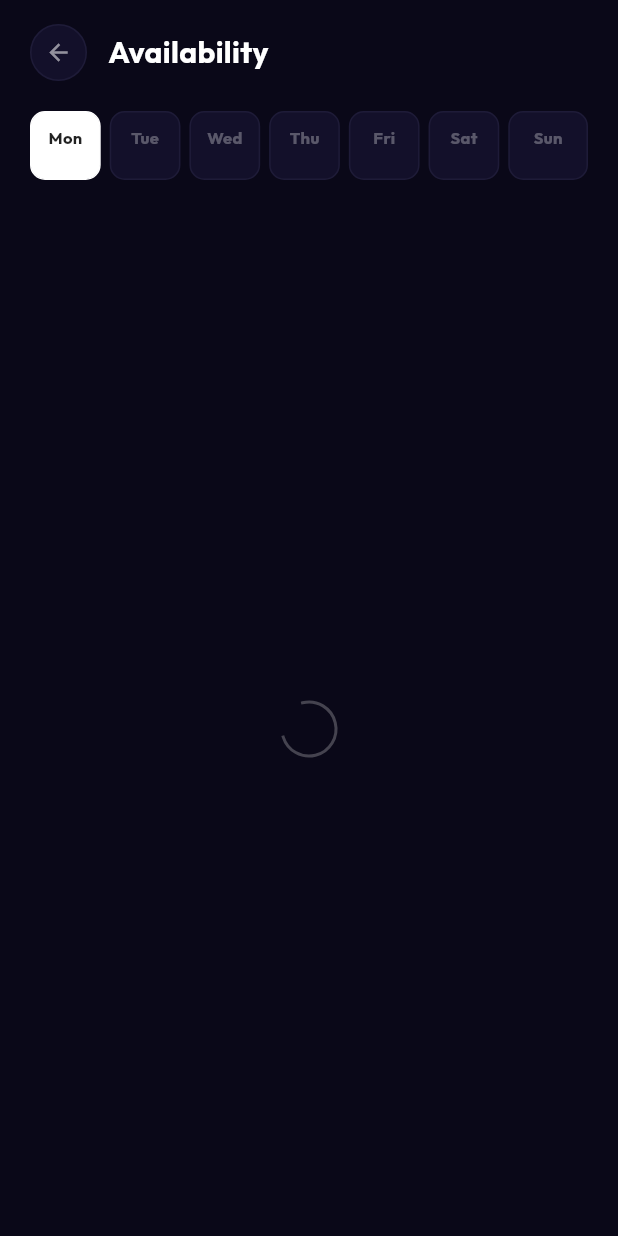
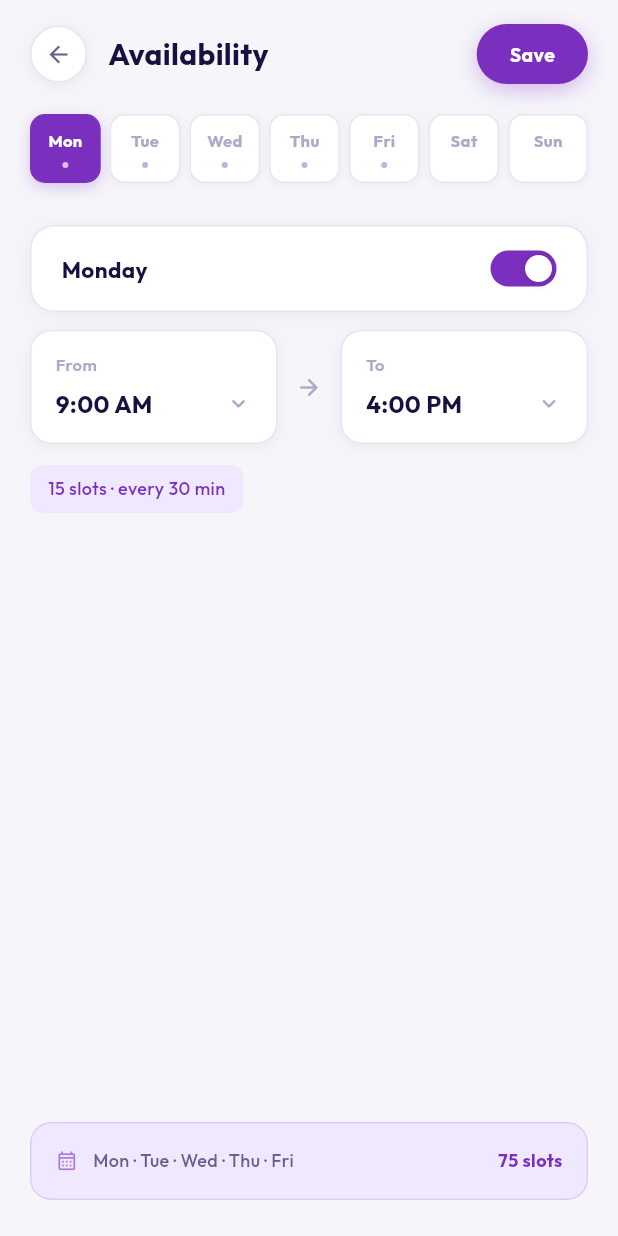
Before and after one commit to sobanqazi69/wakeell.com, a Flutter app: the LawyerAvailabilityScreen screen opened by its route, on a phone screen of 412 x 824 dp. Run offline on Flutter 3.47's test engine with Material 3 defaults, Android fonts, the phone set to English and light mode, and no system bars; our stand-ins replace dio, equatable, firebase_core, firebase_messaging, flutter_bloc, flutter_local_notifications and 8 more; missing offline and left inert: livekit_client; accounts and stored records are empty; network calls fail.

Commit message:
feat: implement lawyer availability loading logic and update chat UI color theme

```diff
--- a/frontend/lib/features/lawyer/presentation/screens/lawyer_availability_screen.dart
+++ b/frontend/lib/features/lawyer/presentation/screens/lawyer_availability_screen.dart
@@ -21,9 +21,15 @@ const _kSlots = [
   '21:00', '21:30', '22:00', '22:30', '23:00', '23:30',
 ];
 
-const _kBg      = Color(0xFF0A0818);
-const _kCard    = Color(0xFF13102A);
-const _kBorder  = Color(0xFF1E1B38);
+// Light theme palette
+const _kBg        = Color(0xFFF6F5FA);
+const _kCard      = Colors.white;
+const _kBorder    = Color(0xFFE8E4F3);
+const _kAccent    = Color(0xFF7B2FBE);
+const _kAccentBg  = Color(0xFFF0E8FF);
+const _kTextPri   = Color(0xFF1A1040);
+const _kTextSec   = Color(0xFF6B5E8C);
+const _kTextHint  = Color(0xFFB0A8C8);
 
 // ─── Day range model (local UI state) ────────────────────────────────────────
 
@@ -77,6 +83,12 @@ class _LawyerAvailabilityScreenState extends State<LawyerAvailabilityScreen> {
   int _day = 0;
   final _ranges = List<_DayRange>.filled(7, const _DayRange(), growable: false);
   bool _hydrated = false;
+
+  @override
+  void initState() {
+    super.initState();
+    context.read<LawyerAvailabilityCubit>().load();
+  }
 
   void _hydrate(Map<int, List<String>> schedule) {
     if (_hydrated) return;
@@ -173,15 +185,16 @@ class _LawyerAvailabilityScreenState extends State<LawyerAvailabilityScreen> {
                         color: _kCard,
                         shape: BoxShape.circle,
                         border: Border.all(color: _kBorder),
+                        boxShadow: [BoxShadow(color: Colors.black.withValues(alpha: 0.06), blurRadius: 8, offset: const Offset(0, 2))],
                       ),
-                      child: const Icon(Icons.arrow_back, color: Colors.white54, size: 18),
+                      child: Icon(Icons.arrow_back, color: _kTextSec, size: 18),
                     ),
                   ),
                   const SizedBox(width: 14),
                   Expanded(
                     child: Text('Availability',
                         style: GoogleFonts.outfit(
-                            fontSize: 20, fontWeight: FontWeight.w700, color: Colors.white)),
+                            fontSize: 20, fontWeight: FontWeight.w700, color: _kTextPri)),
                   ),
                   if (isLoaded)
                     GestureDetector(
@@ -191,15 +204,16 @@ class _LawyerAvailabilityScreenState extends State<LawyerAvailabilityScreen> {
                         duration: const Duration(milliseconds: 160),
                         padding: const EdgeInsets.symmetric(horizontal: 22, vertical: 10),
                         decoration: BoxDecoration(
-                          color: isSaving ? _kCard : Colors.white,
+                          color: isSaving ? _kBorder : _kAccent,
                           borderRadius: BorderRadius.circular(22),
+                          boxShadow: isSaving ? [] : [BoxShadow(color: _kAccent.withValues(alpha: 0.3), blurRadius: 12, offset: const Offset(0, 4))],
                         ),
                         child: isSaving
                             ? const SizedBox(width: 16, height: 16,
-                                child: CircularProgressIndicator(strokeWidth: 2, color: Colors.black38))
+                                child: CircularProgressIndicator(strokeWidth: 2, color: Colors.white54))
                             : Text('Save',
                                 style: GoogleFonts.outfit(
-                                    fontSize: 13, fontWeight: FontWeight.w700, color: Colors.black87)),
+                                    fontSize: 13, fontWeight: FontWeight.w700, color: Colors.white)),
                       ),
                     ),
                 ]),
@@ -220,23 +234,26 @@ class _LawyerAvailabilityScreenState extends State<LawyerAvailabilityScreen> {
                           margin: EdgeInsets.only(right: i < 6 ? 6 : 0),
                           padding: const EdgeInsets.symmetric(vertical: 9),
                           decoration: BoxDecoration(
-                            color: isOn ? Colors.white : _kCard,
+                            color: isOn ? _kAccent : _kCard,
                             borderRadius: BorderRadius.circular(10),
-                            border: Border.all(color: isOn ? Colors.white : _kBorder),
+                            border: Border.all(color: isOn ? _kAccent : _kBorder),
+                            boxShadow: isOn
+                                ? [BoxShadow(color: _kAccent.withValues(alpha: 0.25), blurRadius: 8, offset: const Offset(0, 3))]
+                                : [BoxShadow(color: Colors.black.withValues(alpha: 0.04), blurRadius: 4, offset: const Offset(0, 1))],
                           ),
                           child: Column(mainAxisSize: MainAxisSize.min, children: [
                             Text(_kDays[i],
                                 style: GoogleFonts.outfit(
                                     fontSize: 11,
                                     fontWeight: FontWeight.w700,
-                                    color: isOn ? Colors.black87 : Colors.white30)),
+                                    color: isOn ? Colors.white : _kTextHint)),
                             const SizedBox(height: 5),
                             Container(
                               width: 4, height: 4,
                               decoration: BoxDecoration(
                                 shape: BoxShape.circle,
                                 color: hasSlots
-                                    ? (isOn ? const Color(0xFF6B46C1) : Colors.white30)
+                                    ? (isOn ? Colors.white.withValues(alpha: 0.7) : _kAccent.withValues(alpha: 0.4))
                                     : Colors.transparent,
                               ),
                             ),
@@ -250,9 +267,9 @@ class _LawyerAvailabilityScreenState extends State<LawyerAvailabilityScreen> {
 
               // ── Loading ─────────────────────────────────────────────
               if (!isLoaded)
-                const Expanded(
+                Expanded(
                   child: Center(
-                    child: CircularProgressIndicator(color: Colors.white24, strokeWidth: 2),
+                    child: CircularProgressIndicator(color: _kAccent.withValues(alpha: 0.4), strokeWidth: 2),
                   ),
                 ),
 
@@ -270,11 +287,12 @@ class _LawyerAvailabilityScreenState extends State<LawyerAvailabilityScreen> {
                           color: _kCard,
                           borderRadius: BorderRadius.circular(16),
                           border: Border.all(color: _kBorder),
+                          boxShadow: [BoxShadow(color: Colors.black.withValues(alpha: 0.05), blurRadius: 10, offset: const Offset(0, 2))],
                         ),
                         child: Row(children: [
                           Text(_kFullDays[_day],
                               style: GoogleFonts.outfit(
-                                  fontSize: 15, fontWeight: FontWeight.w700, color: Colors.white)),
+                                  fontSize: 15, fontWeight: FontWeight.w700, color: _kTextPri)),
                           const Spacer(),
                           _MinimalSwitch(
                             value: r.enabled,
@@ -287,7 +305,7 @@ class _LawyerAvailabilityScreenState extends State<LawyerAvailabilityScreen> {
 
                       // From / To pickers
                       AnimatedOpacity(
-                        opacity: r.enabled ? 1.0 : 0.3,
+                        opacity: r.enabled ? 1.0 : 0.4,
                         duration: const Duration(milliseconds: 200),
                         child: IgnorePointer(
                           ignoring: !r.enabled,
@@ -298,9 +316,8 @@ class _LawyerAvailabilityScreenState extends State<LawyerAvailabilityScreen> {
                               onTap: () => _pickTime(true),
                             )),
                             const SizedBox(width: 12),
-                            // Arrow
                             Icon(Icons.arrow_forward_rounded,
-                                color: Colors.white.withValues(alpha: 0.16), size: 18),
+                                color: _kTextHint, size: 18),
                             const SizedBox(width: 12),
                             Expanded(child: _TimePill(
                               label: 'To',
@@ -310,14 +327,21 @@ class _LawyerAvailabilityScreenState extends State<LawyerAvailabilityScreen> {
                           ]),
                         ),
                       ),
-                      const SizedBox(height: 16),
+                      const SizedBox(height: 14),
 
                       // Slot count hint
                       if (r.enabled && r.slotCount > 0)
-                        Text(
-                          '${r.slotCount} slot${r.slotCount == 1 ? '' : 's'} · every 30 min',
-                          style: GoogleFonts.outfit(
-                              fontSize: 12, color: Colors.white24),
+                        Container(
+                          padding: const EdgeInsets.symmetric(horizontal: 12, vertical: 7),
+                          decoration: BoxDecoration(
+                            color: _kAccentBg,
+                            borderRadius: BorderRadius.circular(8),
+                          ),
+                          child: Text(
+                            '${r.slotCount} slot${r.slotCount == 1 ? '' : 's'} · every 30 min',
+                            style: GoogleFonts.outfit(
+                                fontSize: 12, fontWeight: FontWeight.w500, color: _kAccent),
+                          ),
                         ),
 
                       const Spacer(),
@@ -388,16 +412,16 @@ class _TimePickerSheetState extends State<_TimePickerSheet> {
         Container(
           width: 36, height: 4,
           decoration: BoxDecoration(
-            color: Colors.white12,
+            color: _kBorder,
             borderRadius: BorderRadius.circular(2),
           ),
         ),
         const SizedBox(height: 16),
         Text('Select Time',
             style: GoogleFonts.outfit(
-                fontSize: 15, fontWeight: FontWeight.w700, color: Colors.white)),
+                fontSize: 15, fontWeight: FontWeight.w700, color: _kTextPri)),
         const SizedBox(height: 12),
-        const Divider(color: _kBorder, height: 1),
+        Divider(color: _kBorder, height: 1),
 
         // Time list
         Expanded(
@@ -419,7 +443,7 @@ class _TimePickerSheetState extends State<_TimePickerSheet> {
                   duration: const Duration(milliseconds: 120),
                   margin: const EdgeInsets.fromLTRB(20, 3, 20, 3),
                   decoration: BoxDecoration(
-                    color: isOn ? Colors.white : Colors.transparent,
+                    color: isOn ? _kAccent : Colors.transparent,
                     borderRadius: BorderRadius.circular(12),
                   ),
                   child: Center(
@@ -428,7 +452,7 @@ class _TimePickerSheetState extends State<_TimePickerSheet> {
                       style: GoogleFonts.outfit(
                           fontSize: 15,
                           fontWeight: isOn ? FontWeight.w700 : FontWeight.w400,
-                          color: isOn ? Colors.black87 : Colors.white38),
+                          color: isOn ? Colors.white : _kTextSec),
                     ),
                   ),
                 ),
@@ -455,24 +479,25 @@ class _TimePill extends StatelessWidget {
     return GestureDetector(
       onTap: onTap,
       child: Container(
-        padding: const EdgeInsets.symmetric(horizontal: 20, vertical: 16),
+        padding: const EdgeInsets.symmetric(horizontal: 16, vertical: 14),
         decoration: BoxDecoration(
           color: _kCard,
           borderRadius: BorderRadius.circular(14),
           border: Border.all(color: _kBorder),
+          boxShadow: [BoxShadow(color: Colors.black.withValues(alpha: 0.05), blurRadius: 8, offset: const Offset(0, 2))],
         ),
         child: Column(crossAxisAlignment: CrossAxisAlignment.start, children: [
           Text(label,
               style: GoogleFonts.outfit(
-                  fontSize: 11, fontWeight: FontWeight.w500, color: Colors.white30)),
-          const SizedBox(height: 6),
+                  fontSize: 11, fontWeight: FontWeight.w600, color: _kTextHint)),
+          const SizedBox(height: 5),
           Row(children: [
             Expanded(
               child: Text(value,
                   style: GoogleFonts.outfit(
-                      fontSize: 16, fontWeight: FontWeight.w700, color: Colors.white)),
+                      fontSize: 16, fontWeight: FontWeight.w700, color: _kTextPri)),
             ),
-            const Icon(Icons.expand_more_rounded, color: Colors.white24, size: 18),
+            Icon(Icons.expand_more_rounded, color: _kTextHint, size: 18),
           ]),
         ]),
       ),
@@ -495,7 +520,7 @@ class _MinimalSwitch extends StatelessWidget {
         duration: const Duration(milliseconds: 200),
         width: 44, height: 24,
         decoration: BoxDecoration(
-          color: value ? Colors.white : Colors.white.withValues(alpha: 0.08),
+          color: value ? _kAccent : _kBorder,
           borderRadius: BorderRadius.circular(12),
         ),
         child: AnimatedAlign(
@@ -505,8 +530,9 @@ class _MinimalSwitch extends StatelessWidget {
             width: 18, height: 18,
             margin: const EdgeInsets.symmetric(horizontal: 3),
             decoration: BoxDecoration(
-              color: value ? Colors.black87 : Colors.white24,
+              color: Colors.white,
               shape: BoxShape.circle,
+              boxShadow: [BoxShadow(color: Colors.black.withValues(alpha: 0.15), blurRadius: 4, offset: const Offset(0, 1))],
             ),
           ),
         ),
@@ -535,24 +561,24 @@ class _WeekSummary extends StatelessWidget {
     return Container(
       padding: const EdgeInsets.all(16),
       decoration: BoxDecoration(
-        color: _kCard,
+        color: _kAccentBg,
         borderRadius: BorderRadius.circular(14),
-        border: Border.all(color: _kBorder),
+        border: Border.all(color: _kAccent.withValues(alpha: 0.15)),
       ),
       child: Row(children: [
-        const Icon(Icons.calendar_month_outlined, size: 15, color: Colors.white24),
+        Icon(Icons.calendar_month_outlined, size: 15, color: _kAccent.withValues(alpha: 0.6)),
         const SizedBox(width: 10),
         Expanded(
           child: Text(
             activeDays.join(' · '),
             style: GoogleFonts.outfit(
-                fontSize: 12, fontWeight: FontWeight.w500, color: Colors.white38),
+                fontSize: 12, fontWeight: FontWeight.w500, color: _kTextSec),
           ),
         ),
         Text(
           '${ranges.fold<int>(0, (s, r) => s + r.slotCount)} slots',
           style: GoogleFonts.outfit(
-              fontSize: 12, fontWeight: FontWeight.w600, color: Colors.white24),
+              fontSize: 12, fontWeight: FontWeight.w700, color: _kAccent),
         ),
       ]),
     );
--- a/frontend/lib/main.dart
+++ b/frontend/lib/main.dart
@@ -144,12 +144,16 @@ class WakeellApp extends StatelessWidget {
             final userId = authState is AuthAuthenticated
                 ? authState.user.id
                 : 0;
+            final userName = authState is AuthAuthenticated
+                ? authState.user.name
+                : 'Me';
             return BlocProvider(
               create: (_) => ChatCubit(
                 repo: getIt<ChatRepository>(),
                 socket: getIt<SocketService>(),
                 bookingId: args['bookingId'] as int,
                 currentUserId: userId,
+                currentUserName: userName,
               ),
               child: ChatScreen(
                 otherPartyName:
```
Also changed, not shown: frontend/lib/core/network/socket_service.dart (+42 -7 lines), frontend/lib/features/chat/presentation/cubits/chat_cubit.dart (+26 -5 lines), frontend/lib/features/chat/presentation/screens/chat_screen.dart (+8 -3 lines), frontend/lib/features/lawyer/presentation/cubits/lawyer_availability_cubit.dart (+30 -0 lines), 3 other files.
